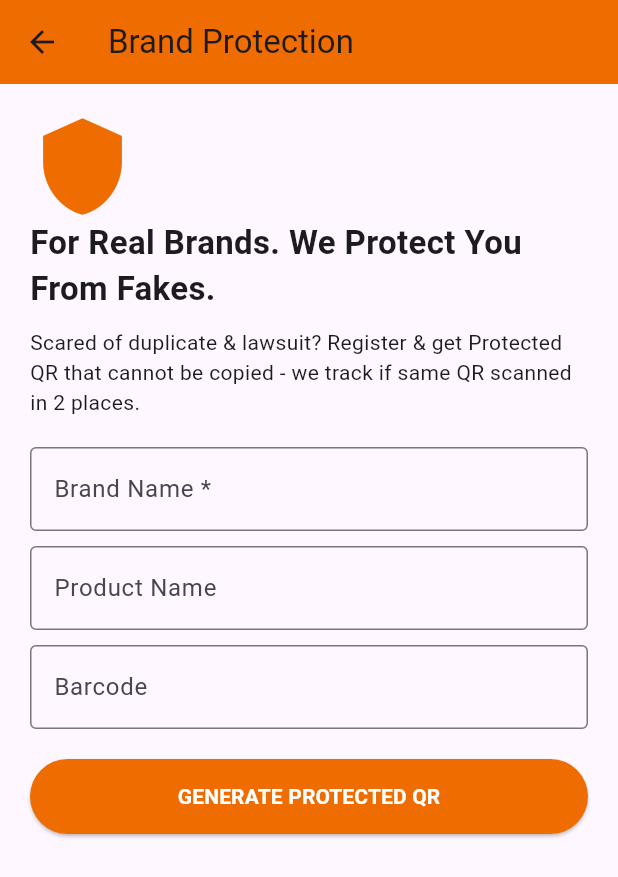
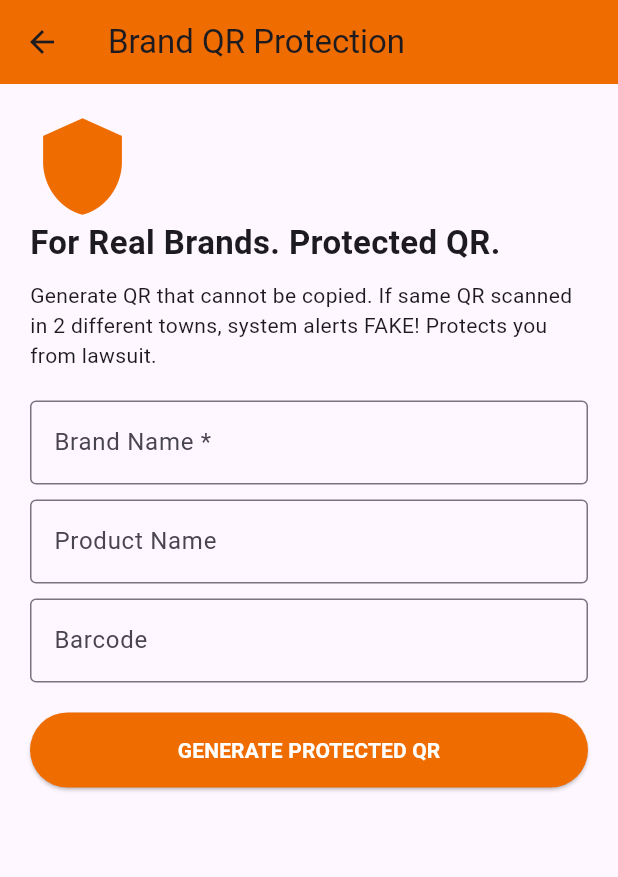
Before and after one commit to tmpalala-crypto/Scansafeafrica-boards-, a Flutter app: the BrandProtectionPage screen opened directly, after a tap on "GENERATE PROTECTED QR", on a phone screen of 412 x 824 dp. Shown: the top 877 px of the screen. Run offline on Flutter 3.47's test engine with Material 3 defaults, Android fonts, the phone set to English and light mode, and no system bars; our stand-ins replace cloud_firestore, firebase_core, geolocator, qr_flutter; accounts and stored records are empty.

Commit message:
Update main.dart

```diff
--- a/lib/main.dart
+++ b/lib/main.dart
@@ -2,13 +2,12 @@ import 'package:flutter/material.dart';
 import 'package:firebase_core/firebase_core.dart';
 import 'package:cloud_firestore/cloud_firestore.dart';
 import 'package:geolocator/geolocator.dart';
-import 'package:url_launcher/url_launcher.dart';
 import 'package:qr_flutter/qr_flutter.dart';
 import 'firebase_options.dart';
 
 void main() async {
   WidgetsFlutterBinding.ensureInitialized();
-  try { await Firebase.initializeApp(options: DefaultFirebaseOptions.currentPlatform); } catch(e){ debugPrint(e.toString()); }
+  try { await Firebase.initializeApp(options: DefaultFirebaseOptions.currentPlatform); } catch(e){}
   runApp(const MyApp());
 }
 
@@ -28,7 +27,7 @@ class _MainNavState extends State<MainNav> {
       drawer: Drawer(
         child: ListView(children: [
             DrawerHeader(decoration: BoxDecoration(color: Colors.green[800]), child: Column(crossAxisAlignment: CrossAxisAlignment.start, children: [
-                Icon(Icons.verified_user, color: Colors.white, size: 50), SizedBox(height: 10),
+                Icon(Icons.verified_user, color: Colors.white, size: 50), SizedBox(height: 8),
                 Text("ScanSafeAfrica", style: TextStyle(color: Colors.white, fontSize: 22, fontWeight: FontWeight.bold)),
                 Text("Clean Our Country. Stop Fakes.", style: TextStyle(color: Colors.white70, fontSize: 12)),
             ])),
@@ -36,8 +35,8 @@ class _MainNavState extends State<MainNav> {
             ListTile(leading: Icon(Icons.verified_user, color: Colors.orange), title: Text("INSPECTION"), onTap: (){ Navigator.pop(context); setState((){_index=1;}); }),
             ListTile(leading: Icon(Icons.dashboard, color: Colors.blue), title: Text("BOARD"), onTap: (){ Navigator.pop(context); setState((){_index=2;}); }),
             Divider(),
-            ListTile(leading: Icon(Icons.flag, color: Colors.green[800]), title: Text("CEO Mission - Clean SA"), onTap: (){ Navigator.push(context, MaterialPageRoute(builder: (c)=>CEOMissionPage())); }),
-            ListTile(leading: Icon(Icons.shield, color: Colors.orange[800]), title: Text("For Brands - Get Protected"), onTap: (){ Navigator.push(context, MaterialPageRoute(builder: (c)=>BrandProtectionPage())); }),
+            ListTile(leading: Icon(Icons.flag, color: Colors.green[800]), title: Text("CEO Mission"), subtitle: Text("Fighting fake & xenophobia"), onTap: (){ Navigator.push(context, MaterialPageRoute(builder: (c)=>CEOMissionPage())); }),
+            ListTile(leading: Icon(Icons.shield, color: Colors.orange[800]), title: Text("For Brands - QR Protect"), subtitle: Text("Generate Protected QR"), onTap: (){ Navigator.push(context, MaterialPageRoute(builder: (c)=>BrandProtectionPage())); }),
         ]),
       ),
       body: _pages[_index],
@@ -50,27 +49,26 @@ class _MainNavState extends State<MainNav> {
   }
 }
 
-// --- PPL SCAN PAGE ---
 class PplScanPage extends StatefulWidget { const PplScanPage({super.key}); @override State<PplScanPage> createState()=> _PplScanPageState(); }
 class _PplScanPageState extends State<PplScanPage> {
   final brandCtrl=TextEditingController(); final shopCtrl=TextEditingController();
-  String lat=""; String lng=""; String status="Ready to scan"; bool loading=false;
+  String lat=""; String lng=""; String status="Ready"; bool loading=false;
   Future<void> getLocation() async {
     setState((){loading=true; status="Getting GPS...";});
     try{
       if(!await Geolocator.isLocationServiceEnabled()){setState((){status="Turn ON Location"; loading=false;}); return;}
       var perm=await Geolocator.checkPermission(); if(perm==LocationPermission.denied){ perm=await Geolocator.requestPermission();}
       var pos=await Geolocator.getCurrentPosition(desiredAccuracy: LocationAccuracy.high);
-      setState((){lat=pos.latitude.toString(); lng=pos.longitude.toString(); status="GPS Locked!"; loading=false;});
-    }catch(e){setState((){status="GPS Error: $e"; loading=false;});}
+      setState((){lat=pos.latitude.toStringAsFixed(6); lng=pos.longitude.toStringAsFixed(6); status="GPS Locked!"; loading=false;});
+    }catch(e){setState((){status="Error: $e"; loading=false;});}
   }
   Future<void> saveToFirebase() async {
     if(brandCtrl.text.isEmpty||shopCtrl.text.isEmpty){setState((){status="Fill Brand & Shop!";}); return;}
     try{
       await FirebaseFirestore.instance.collection('scans').add({
-        'brand': brandCtrl.text, 'shop': shopCtrl.text, 'lat': lat, 'lng': lng, 'timestamp': FieldValue.serverTimestamp(), 'status': 'reported',
+        'brand': brandCtrl.text, 'shop': shopCtrl.text, 'lat': lat, 'lng': lng, 'timestamp': FieldValue.serverTimestamp(),
       });
-      setState((){status="Saved! Thank you for cleaning SA!";}); brandCtrl.clear(); shopCtrl.clear();
+      setState((){status="Saved! Thank you!";}); brandCtrl.clear(); shopCtrl.clear();
     }catch(e){setState((){status="Error: $e";});}
   }
   @override Widget build(BuildContext context){
@@ -81,28 +79,26 @@ class _PplScanPageState extends State<PplScanPage> {
       SizedBox(height: 10),
       Row(children: [ElevatedButton(onPressed: getLocation, child: Text(loading?"...":"Get Location")), SizedBox(width: 10), Expanded(child: Text(status))]),
       SizedBox(height: 10),
-      ElevatedButton(style: ElevatedButton.styleFrom(minimumSize: Size(double.infinity, 50), backgroundColor: Colors.green[800]), onPressed: saveToFirebase, child: Text("SCAN & REPORT FAKE", style: TextStyle(color: Colors.white))),
+      ElevatedButton(style: ElevatedButton.styleFrom(minimumSize: Size(double.infinity, 50), backgroundColor: Colors.green[800]), onPressed: saveToFirebase, child: Text("SCAN & REPORT", style: TextStyle(color: Colors.white))),
     ])));
   }
 }
 
-class InspectionPage extends StatelessWidget { const InspectionPage({super.key}); @override Widget build(BuildContext context){ return Scaffold(appBar: AppBar(title: Text("Inspection")), body: Center(child: Text("Inspection Dashboard - Dept can view reports here"))); } }
-class BoardPage extends StatelessWidget { const BoardPage({super.key}); @override Widget build(BuildContext context){ return Scaffold(appBar: AppBar(title: Text("Board")), body: Center(child: Text("Board - Analytics of fakes in SA"))); } }
+class InspectionPage extends StatelessWidget { const InspectionPage({super.key}); @override Widget build(BuildContext context){ return Scaffold(appBar: AppBar(title: Text("Inspection")), body: Center(child: Text("Inspection - View fake reports"))); } }
+class BoardPage extends StatelessWidget { const BoardPage({super.key}); @override Widget build(BuildContext context){ return Scaffold(appBar: AppBar(title: Text("Board")), body: Center(child: Text("Board - Analytics"))); } }
 
-// --- CEO MISSION PAGE ---
 class CEOMissionPage extends StatelessWidget {
   @override Widget build(BuildContext context){
     return Scaffold(appBar: AppBar(title: Text("CEO Mission"), backgroundColor: Colors.green[800]), body: SingleChildScrollView(padding: EdgeInsets.all(20), child: Column(crossAxisAlignment: CrossAxisAlignment.start, children: [
       Text("Clean Our Country. Stop Duplicate. Create Jobs.", style: TextStyle(fontSize: 22, fontWeight: FontWeight.bold)),
       SizedBox(height: 15),
-      Text("We face health problems because of the food we eat. We blame brands and forget that we buy FAKE stuff.\n\nWe need to clean our country and stop duplication. Every product must be registered and all departments need to do their jobs. SSA wants to partner with them on Scan Check, Inspection and Law must do their work.\n\nFIGHTING FAKE, CORRUPTION & XENOPHOBIA:\nFake products make our communities sick and divide us. When kids get sick from spaza shops, we blame each other, but the real enemy is fake compliance. We must decrease xenophobia.\n\nBOOST ECONOMY & JOBS:\nIf you make a product, you must be accountable - meet all requirements and compliance. That way we create more job opportunities.\n\nPROTECT NEW BRANDS:\nI want new brands to trust the system without being scared of being duplicated and sold cheap, then got blamed and face lawsuits because it's their name product sold but no profit for them.", style: TextStyle(fontSize: 16, height: 1.5)),
+      Text("We face health problems because of the food we eat. We blame brands and forget that we buy FAKE stuff.\n\nWe need to clean our country and stop duplication. Every product must be registered and all departments need to do their jobs. SSA wants to partner with them on Scan Check, Inspection and Law must do its work.\n\nFIGHTING FAKE, CORRUPTION & XENOPHOBIA:\nFake products make our communities sick and divide us. When kids get sick from spaza shops, we blame each other, but the real enemy is fake compliance.\n\nBOOST ECONOMY & JOBS:\nIf you make a product, you must be accountable - meet all requirements and compliance. That way we create more job opportunities.\n\nPROTECT NEW BRANDS:\nI want new brands to trust the system without being scared of being duplicated and sold cheap, then got blamed and face lawsuits because it's their name product sold but no profit for them.", style: TextStyle(fontSize: 16, height: 1.5)),
       SizedBox(height: 20),
-      Text("- Qiniso Mark, Founder & CEO, Bethelsdorp, Gqeberha", style: TextStyle(fontWeight: FontWeight.bold, fontStyle: FontStyle.italic)),
+      Text("- Qiniso Mark, Founder & CEO, Bethelsdorp", style: TextStyle(fontWeight: FontWeight.bold, fontStyle: FontStyle.italic)),
     ])));
   }
 }
 
-// --- BRAND PROTECTION PAGE WITH QR GENERATOR ---
 class BrandProtectionPage extends StatefulWidget { @override State<BrandProtectionPage> createState() => _BrandProtectionPageState(); }
 class _BrandProtectionPageState extends State<BrandProtectionPage> {
   final brandCtrl=TextEditingController(); final productCtrl=TextEditingController(); final barcodeCtrl=TextEditingController();
@@ -110,19 +106,18 @@ class _BrandProtectionPageState extends State<BrandProtectionPage> {
   void generateQR(){
     if(brandCtrl.text.isEmpty) return;
     String secret = DateTime.now().millisecondsSinceEpoch.toString();
-    String data = "SSA-REAL|${brandCtrl.text}|${productCtrl.text}|${barcodeCtrl.text}|$secret|Bethelsdorp";
+    String data = "SSA-VERIFIED|BRAND:${brandCtrl.text}|PROD:${productCtrl.text}|BAR:${barcodeCtrl.text}|ID:$secret";
     setState((){ generatedQR = data; });
-    // Save to Firebase for tracking
     FirebaseFirestore.instance.collection('protected_brands').add({
       'brand': brandCtrl.text, 'product': productCtrl.text, 'barcode': barcodeCtrl.text, 'qr_data': data, 'created': FieldValue.serverTimestamp(),
     });
   }
   @override Widget build(BuildContext context){
-    return Scaffold(appBar: AppBar(title: Text("Brand Protection"), backgroundColor: Colors.orange[800]), body: SingleChildScrollView(padding: EdgeInsets.all(20), child: Column(crossAxisAlignment: CrossAxisAlignment.start, children: [
+    return Scaffold(appBar: AppBar(title: Text("Brand QR Protection"), backgroundColor: Colors.orange[800]), body: SingleChildScrollView(padding: EdgeInsets.all(20), child: Column(crossAxisAlignment: CrossAxisAlignment.start, children: [
       Icon(Icons.shield, size: 70, color: Colors.orange[800]),
-      Text("For Real Brands. We Protect You From Fakes.", style: TextStyle(fontSize: 22, fontWeight: FontWeight.bold)),
+      Text("For Real Brands. Protected QR.", style: TextStyle(fontSize: 22, fontWeight: FontWeight.bold)),
       SizedBox(height: 10),
-      Text("Scared of duplicate & lawsuit? Register & get Protected QR that cannot be copied - we track if same QR scanned in 2 places."),
+      Text("Generate QR that cannot be copied. If same QR scanned in 2 different towns, system alerts FAKE! Protects you from lawsuit."),
       SizedBox(height: 20),
       TextField(controller: brandCtrl, decoration: InputDecoration(labelText: "Brand Name *", border: OutlineInputBorder())),
       SizedBox(height: 10),
@@ -133,11 +128,11 @@ class _BrandProtectionPageState extends State<BrandProtectionPage> {
       ElevatedButton(style: ElevatedButton.styleFrom(minimumSize: Size(double.infinity, 50), backgroundColor: Colors.orange[800]), onPressed: generateQR, child: Text("GENERATE PROTECTED QR", style: TextStyle(color: Colors.white, fontWeight: FontWeight.bold))),
       SizedBox(height: 20),
       if(generatedQR.isNotEmpty) Center(child: Column(children: [
-        Container(padding: EdgeInsets.all(15), color: Colors.white, child: QrImageView(data: generatedQR, version: QrVersions.auto, size: 220)),
+        Container(padding: EdgeInsets.all(15), color: Colors.white, child: QrImageView(data: generatedQR, version: QrVersions.auto, size: 230)),
         SizedBox(height: 10),
-        Text(generatedQR, textAlign: TextAlign.center, style: TextStyle(fontSize: 10, color: Colors.grey)),
+        SelectableText(generatedQR, textAlign: TextAlign.center, style: TextStyle(fontSize: 10, color: Colors.grey)),
         SizedBox(height: 10),
-        Container(padding: EdgeInsets.all(12), color: Colors.green[50], child: Text("✅ SAVED TO FIREBASE\nThis QR is now protected. If someone copies it, your PPL SCAN will alert: SCANNED BEFORE IN ANOTHER LOCATION = FAKE!", style: TextStyle(fontWeight: FontWeight.bold))),
+        Container(padding: EdgeInsets.all(12), color: Colors.green[50], child: Text("✅ SAVED & PROTECTED!\nNow print this QR on your product. Customer scans with PPL SCAN. If duplicated, app will show WARNING: ALREADY SCANNED ELSEWHERE = FAKE!", style: TextStyle(fontWeight: FontWeight.bold))),
       ])),
     ])));
   }
```
